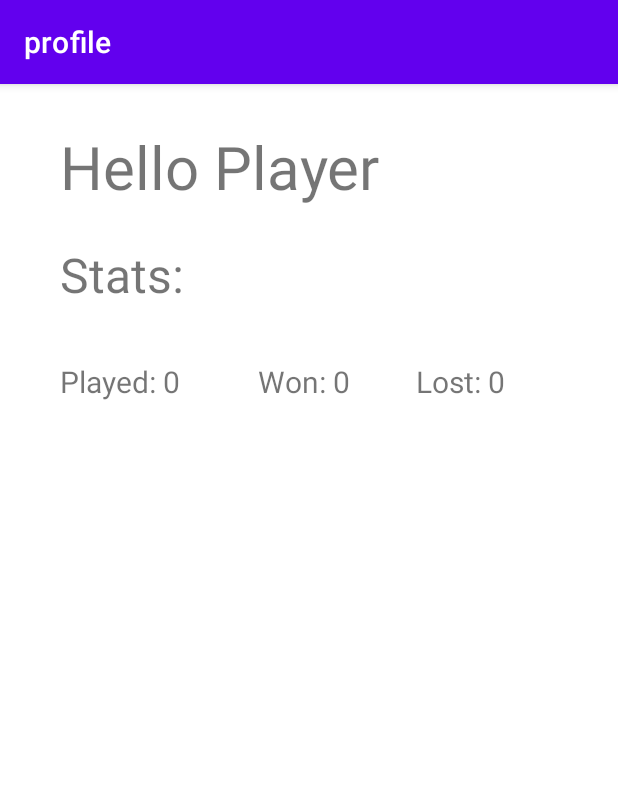
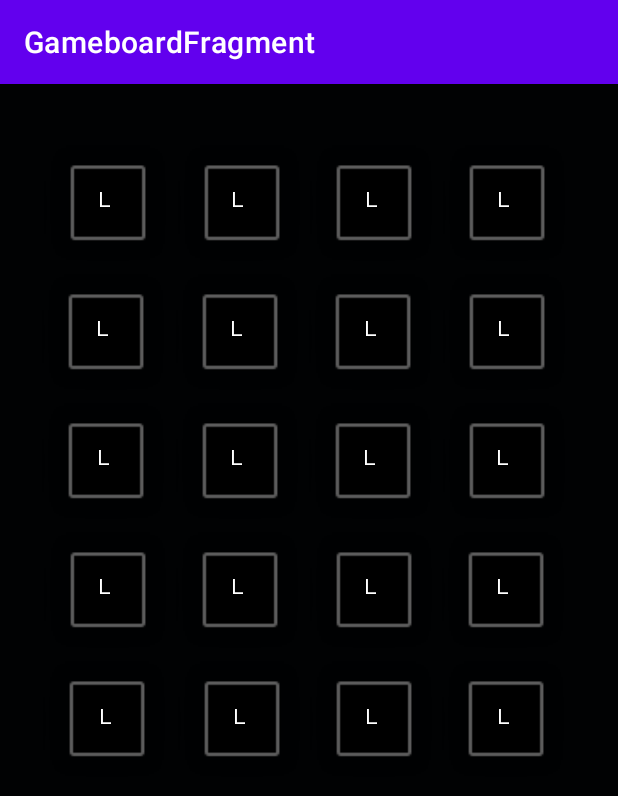
Before and after one commit to CSUF-CPSC411A-2022S/project-the-brogrammers, an Android app: the screen it shows after launch (MainActivity), on a phone screen of 412 x 824 dp. Shown: the top 796 px of the screen. Run offline under Robolectric (Android 15) with nearby library versions, the phone set to English and light mode, and no system bars; our stand-ins replace navigation-ui.

Commit message:
Converted Sebastion's gameboard ui into a fragment then added it into the navigation

```diff
--- /dev/null
+++ b/app/src/main/java/com/example/shwordle/GameboardFragment.kt
@@ -0,0 +1,19 @@
+package com.example.shwordle
+
+import android.os.Bundle
+import androidx.fragment.app.Fragment
+import android.view.LayoutInflater
+import android.view.View
+import android.view.ViewGroup
+import com.example.shwordle.databinding.GameboardBinding
+
+
+class GameboardFragment : Fragment() {
+    override fun onCreateView(
+        inflater: LayoutInflater, container: ViewGroup?,
+        savedInstanceState: Bundle?
+    ): View? {
+        val binding = GameboardBinding.inflate(layoutInflater)
+        return binding.root
+    }
+}
--- /dev/null
+++ b/app/src/main/res/layout/gameboard.xml
@@ -0,0 +1,522 @@
+<?xml version="1.0" encoding="utf-8"?>
+<androidx.constraintlayout.widget.ConstraintLayout xmlns:android="http://schemas.android.com/apk/res/android"
+    xmlns:app="http://schemas.android.com/apk/res-auto"
+    xmlns:tools="http://schemas.android.com/tools"
+    android:layout_width="match_parent"
+    android:layout_height="match_parent"
+    android:background="#010203"
+    tools:context=".MainActivity">
+
+    <ImageView
+        android:id="@+id/imageCol1row1"
+        android:layout_width="88dp"
+        android:layout_height="86dp"
+        android:layout_marginEnd="1dp"
+        app:layout_constraintBottom_toBottomOf="parent"
+        app:layout_constraintEnd_toStartOf="@+id/imageCol2row1"
+        app:layout_constraintHorizontal_bias="1.0"
+        app:layout_constraintStart_toStartOf="parent"
+        app:layout_constraintTop_toTopOf="parent"
+        app:layout_constraintVertical_bias="0.06"
+        app:srcCompat="@android:drawable/alert_dark_frame" />
+
+    <ImageView
+        android:id="@+id/imageCol4row1"
+        android:layout_width="88dp"
+        android:layout_height="86dp"
+        app:layout_constraintBottom_toBottomOf="parent"
+        app:layout_constraintEnd_toEndOf="parent"
+        app:layout_constraintHorizontal_bias="0.907"
+        app:layout_constraintStart_toStartOf="parent"
+        app:layout_constraintTop_toTopOf="parent"
+        app:layout_constraintVertical_bias="0.06"
+        app:srcCompat="@android:drawable/alert_dark_frame" />
+
+    <ImageView
+        android:id="@+id/imageCol4row2"
+        android:layout_width="88dp"
+        android:layout_height="86dp"
+        app:layout_constraintBottom_toBottomOf="parent"
+        app:layout_constraintEnd_toEndOf="parent"
+        app:layout_constraintHorizontal_bias="0.907"
+        app:layout_constraintStart_toStartOf="parent"
+        app:layout_constraintTop_toBottomOf="@+id/imageCol4row1"
+        app:layout_constraintVertical_bias="0.0"
+        app:srcCompat="@android:drawable/alert_dark_frame" />
+
+    <ImageView
+        android:id="@+id/imageCol1row2"
+        android:layout_width="88dp"
+        android:layout_height="86dp"
+        android:layout_marginEnd="1dp"
+        app:layout_constraintBottom_toBottomOf="parent"
+        app:layout_constraintEnd_toStartOf="@+id/imageCol2row2"
+        app:layout_constraintHorizontal_bias="1.0"
+        app:layout_constraintStart_toStartOf="parent"
+        app:layout_constraintTop_toBottomOf="@+id/imageCol1row1"
+        app:layout_constraintVertical_bias="0.0"
+        app:srcCompat="@android:drawable/alert_dark_frame" />
+
+    <ImageView
+        android:id="@+id/imageCol3row2"
+        android:layout_width="88dp"
+        android:layout_height="86dp"
+        app:layout_constraintBottom_toBottomOf="parent"
+        app:layout_constraintEnd_toEndOf="parent"
+        app:layout_constraintHorizontal_bias="0.631"
+        app:layout_constraintStart_toStartOf="parent"
+        app:layout_constraintTop_toBottomOf="@+id/imageCol3row1"
+        app:layout_constraintVertical_bias="0.0"
+        app:srcCompat="@android:drawable/alert_dark_frame" />
+
+    <ImageView
+        android:id="@+id/imageCol2row2"
+        android:layout_width="88dp"
+        android:layout_height="86dp"
+        app:layout_constraintBottom_toBottomOf="parent"
+        app:layout_constraintEnd_toEndOf="parent"
+        app:layout_constraintHorizontal_bias="0.359"
+        app:layout_constraintStart_toStartOf="parent"
+        app:layout_constraintTop_toBottomOf="@+id/imageCol2row1"
+        app:layout_constraintVertical_bias="0.0"
+        app:srcCompat="@android:drawable/alert_dark_frame" />
+
+    <ImageView
+        android:id="@+id/imageCol2row1"
+        android:layout_width="88dp"
+        android:layout_height="86dp"
+        app:layout_constraintBottom_toBottomOf="parent"
+        app:layout_constraintEnd_toEndOf="parent"
+        app:layout_constraintHorizontal_bias="0.362"
+        app:layout_constraintStart_toStartOf="parent"
+        app:layout_constraintTop_toTopOf="parent"
+        app:layout_constraintVertical_bias="0.06"
+        app:srcCompat="@android:drawable/alert_dark_frame" />
+
+    <ImageView
+        android:id="@+id/imageCol2row3"
+        android:layout_width="88dp"
+        android:layout_height="86dp"
+        app:layout_constraintBottom_toBottomOf="parent"
+        app:layout_constraintEnd_toEndOf="parent"
+        app:layout_constraintHorizontal_bias="0.359"
+        app:layout_constraintStart_toStartOf="parent"
+        app:layout_constraintTop_toBottomOf="@+id/imageCol2row2"
+        app:layout_constraintVertical_bias="0.0"
+        app:srcCompat="@android:drawable/alert_dark_frame" />
+
+    <ImageView
+        android:id="@+id/imageCol1row5"
+        android:layout_width="88dp"
+        android:layout_height="86dp"
+        app:layout_constraintBottom_toBottomOf="parent"
+        app:layout_constraintEnd_toStartOf="@+id/imageCol2row5"
+        app:layout_constraintHorizontal_bias="0.931"
+        app:layout_constraintStart_toStartOf="parent"
+        app:layout_constraintTop_toBottomOf="@+id/imageCol1row4"
+        app:layout_constraintVertical_bias="0.0"
+        app:srcCompat="@android:drawable/alert_dark_frame" />
+
+    <ImageView
+        android:id="@+id/imageCol4row5"
+        android:layout_width="88dp"
+        android:layout_height="86dp"
+        app:layout_constraintBottom_toBottomOf="parent"
+        app:layout_constraintEnd_toEndOf="parent"
+        app:layout_constraintHorizontal_bias="0.0"
+        app:layout_constraintStart_toEndOf="@+id/imageCol3row5"
+        app:layout_constraintTop_toBottomOf="@+id/imageCol4row4"
+        app:layout_constraintVertical_bias="0.0"
+        app:srcCompat="@android:drawable/alert_dark_frame" />
+
+    <ImageView
+        android:id="@+id/imageCol3row5"
+        android:layout_width="88dp"
+        android:layout_height="86dp"
+        app:layout_constraintBottom_toBottomOf="parent"
+        app:layout_constraintEnd_toEndOf="parent"
+        app:layout_constraintHorizontal_bias="0.634"
+        app:layout_constraintStart_toStartOf="parent"
+        app:layout_constraintTop_toBottomOf="@+id/imageCol3row4"
+        app:layout_constraintVertical_bias="0.0"
+        app:srcCompat="@android:drawable/alert_dark_frame" />
+
+    <ImageView
+        android:id="@+id/imageCol2row5"
+        android:layout_width="88dp"
+        android:layout_height="86dp"
+        app:layout_constraintBottom_toBottomOf="parent"
+        app:layout_constraintEnd_toEndOf="parent"
+        app:layout_constraintHorizontal_bias="0.362"
+        app:layout_constraintStart_toStartOf="parent"
+        app:layout_constraintTop_toBottomOf="@+id/imageCol2row4"
+        app:layout_constraintVertical_bias="0.0"
+        app:srcCompat="@android:drawable/alert_dark_frame" />
+
+    <ImageView
+        android:id="@+id/imageCol3row4"
+        android:layout_width="88dp"
+        android:layout_height="86dp"
+        app:layout_constraintBottom_toBottomOf="parent"
+        app:layout_constraintEnd_toEndOf="parent"
+        app:layout_constraintHorizontal_bias="0.634"
+        app:layout_constraintStart_toStartOf="parent"
+        app:layout_constraintTop_toBottomOf="@+id/imageCol3row3"
+        app:layout_constraintVertical_bias="0.0"
+        app:srcCompat="@android:drawable/alert_dark_frame" />
+
+    <ImageView
+        android:id="@+id/imageCol1row4"
+        android:layout_width="88dp"
+        android:layout_height="86dp"
+        app:layout_constraintBottom_toBottomOf="parent"
+        app:layout_constraintEnd_toStartOf="@+id/imageCol2row4"
+        app:layout_constraintHorizontal_bias="1.0"
+        app:layout_constraintStart_toStartOf="parent"
+        app:layout_constraintTop_toBottomOf="@+id/imageCol1row3"
+        app:layout_constraintVertical_bias="0.0"
+        app:srcCompat="@android:drawable/alert_dark_frame" />
+
+    <ImageView
+        android:id="@+id/imageCol3row3"
+        android:layout_width="88dp"
+        android:layout_height="86dp"
+        app:layout_constraintBottom_toBottomOf="parent"
+        app:layout_constraintEnd_toEndOf="parent"
+        app:layout_constraintHorizontal_bias="0.631"
+        app:layout_constraintStart_toStartOf="parent"
+        app:layout_constraintTop_toBottomOf="@+id/imageCol3row2"
+        app:layout_constraintVertical_bias="0.0"
+        app:srcCompat="@android:drawable/alert_dark_frame" />
+
+    <ImageView
+        android:id="@+id/imageCol2row4"
+        android:layout_width="88dp"
+        android:layout_height="86dp"
+        app:layout_constraintBottom_toBottomOf="parent"
+        app:layout_constraintEnd_toEndOf="parent"
+        app:layout_constraintHorizontal_bias="0.359"
+        app:layout_constraintStart_toStartOf="parent"
+        app:layout_constraintTop_toBottomOf="@+id/imageCol2row3"
+        app:layout_constraintVertical_bias="0.0"
+        app:srcCompat="@android:drawable/alert_dark_frame" />
+
+    <ImageView
+        android:id="@+id/imageCol4row4"
+        android:layout_width="88dp"
+        android:layout_height="86dp"
+        app:layout_constraintBottom_toBottomOf="parent"
+        app:layout_constraintEnd_toEndOf="parent"
+        app:layout_constraintHorizontal_bias="0.0"
+        app:layout_constraintStart_toEndOf="@+id/imageCol3row4"
+        app:layout_constraintTop_toBottomOf="@+id/imageCol4row3"
+        app:layout_constraintVertical_bias="0.0"
+        app:srcCompat="@android:drawable/alert_dark_frame" />
+
+    <ImageView
+        android:id="@+id/imageCol4row3"
+        android:layout_width="88dp"
+        android:layout_height="86dp"
+        android:layout_marginStart="1dp"
+        app:layout_constraintBottom_toBottomOf="parent"
+        app:layout_constraintEnd_toEndOf="parent"
+        app:layout_constraintHorizontal_bias="0.0"
+        app:layout_constraintStart_toEndOf="@+id/imageCol3row3"
+        app:layout_constraintTop_toBottomOf="@+id/imageCol4row2"
+        app:layout_constraintVertical_bias="0.0"
+        app:srcCompat="@android:drawable/alert_dark_frame" />
+
+    <ImageView
+        android:id="@+id/imageCol1row3"
+        android:layout_width="88dp"
+        android:layout_height="86dp"
+        android:layout_marginEnd="1dp"
+        app:layout_constraintBottom_toBottomOf="parent"
+        app:layout_constraintEnd_toStartOf="@+id/imageCol2row3"
+        app:layout_constraintHorizontal_bias="1.0"
+        app:layout_constraintStart_toStartOf="parent"
+        app:layout_constraintTop_toBottomOf="@+id/imageCol1row2"
+        app:layout_constraintVertical_bias="0.0"
+        app:srcCompat="@android:drawable/alert_dark_frame" />
+
+    <ImageView
+        android:id="@+id/imageCol3row1"
+        android:layout_width="88dp"
+        android:layout_height="86dp"
+        app:layout_constraintBottom_toBottomOf="parent"
+        app:layout_constraintEnd_toEndOf="parent"
+        app:layout_constraintHorizontal_bias="0.634"
+        app:layout_constraintStart_toStartOf="parent"
+        app:layout_constraintTop_toTopOf="parent"
+        app:layout_constraintVertical_bias="0.06"
+        app:srcCompat="@android:drawable/alert_dark_frame" />
+
+    <TextView
+        android:id="@+id/textcol4row4"
+        android:layout_width="29dp"
+        android:layout_height="34dp"
+        android:layout_marginStart="16dp"
+        android:fontFamily="monospace"
+        android:text="L"
+        android:textColor="@color/white"
+        app:layout_constraintBottom_toBottomOf="@+id/imageCol4row5"
+        app:layout_constraintEnd_toEndOf="@+id/imageCol4row5"
+        app:layout_constraintHorizontal_bias="0.511"
+        app:layout_constraintStart_toEndOf="@+id/imageCol3row5"
+        app:layout_constraintTop_toTopOf="@+id/imageCol4row5"
+        app:layout_constraintVertical_bias="0.519" />
+
+    <TextView
+        android:id="@+id/textcol2row4"
+        android:layout_width="29dp"
+        android:layout_height="34dp"
+        android:layout_marginStart="16dp"
+        android:fontFamily="monospace"
+        android:text="L"
+        android:textColor="@color/white"
+        app:layout_constraintBottom_toBottomOf="@+id/imageCol2row5"
+        app:layout_constraintEnd_toEndOf="@+id/imageCol2row5"
+        app:layout_constraintHorizontal_bias="0.511"
+        app:layout_constraintStart_toStartOf="@+id/imageCol2row5"
+        app:layout_constraintTop_toTopOf="@+id/imageCol2row5"
+        app:layout_constraintVertical_bias="0.519" />
+
+    <TextView
+        android:id="@+id/textcol1row4"
+        android:layout_width="29dp"
+        android:layout_height="34dp"
+        android:layout_marginStart="16dp"
+        android:fontFamily="monospace"
+        android:text="L"
+        android:textColor="@color/white"
+        app:layout_constraintBottom_toBottomOf="@+id/imageCol1row5"
+        app:layout_constraintEnd_toStartOf="@+id/imageCol2row5"
+        app:layout_constraintHorizontal_bias="0.511"
+        app:layout_constraintStart_toStartOf="@+id/imageCol1row5"
+        app:layout_constraintTop_toBottomOf="@+id/imageCol1row4"
+        app:layout_constraintVertical_bias="0.519" />
+
+    <TextView
+        android:id="@+id/textcol3row4"
+        android:layout_width="29dp"
+        android:layout_height="34dp"
+        android:layout_marginStart="16dp"
+        android:fontFamily="monospace"
+        android:text="L"
+        android:textColor="@color/white"
+        app:layout_constraintBottom_toBottomOf="@+id/imageCol3row5"
+        app:layout_constraintEnd_toEndOf="@+id/imageCol3row5"
+        app:layout_constraintHorizontal_bias="0.511"
+        app:layout_constraintStart_toEndOf="@+id/imageCol2row5"
+        app:layout_constraintTop_toTopOf="@+id/imageCol3row5"
+        app:layout_constraintVertical_bias="0.519" />
+
+    <TextView
+        android:id="@+id/textcol1row3"
+        android:layout_width="29dp"
+        android:layout_height="34dp"
+        android:layout_marginStart="16dp"
+        android:fontFamily="monospace"
+        android:text="L"
+        android:textColor="@color/white"
+        app:layout_constraintBottom_toBottomOf="@+id/imageCol1row4"
+        app:layout_constraintEnd_toEndOf="@+id/imageCol1row4"
+        app:layout_constraintStart_toStartOf="@+id/imageCol1row4"
+        app:layout_constraintTop_toTopOf="@+id/imageCol1row4" />
+
+    <TextView
+        android:id="@+id/textcol4row3"
+        android:layout_width="29dp"
+        android:layout_height="34dp"
+        android:layout_marginStart="16dp"
+        android:fontFamily="monospace"
+        android:text="L"
+        android:textColor="@color/white"
+        app:layout_constraintBottom_toTopOf="@+id/imageCol4row5"
+        app:layout_constraintEnd_toEndOf="@+id/imageCol4row4"
+        app:layout_constraintStart_toEndOf="@+id/imageCol3row4"
+        app:layout_constraintTop_toTopOf="@+id/imageCol4row4" />
+
+    <TextView
+        android:id="@+id/textcol1row2"
+        android:layout_width="29dp"
+        android:layout_height="34dp"
+        android:layout_marginStart="16dp"
+        android:fontFamily="monospace"
+        android:text="L"
+        android:textColor="@color/white"
+        app:layout_constraintBottom_toTopOf="@+id/imageCol1row4"
+        app:layout_constraintEnd_toStartOf="@+id/imageCol2row3"
+        app:layout_constraintStart_toStartOf="@+id/imageCol1row3"
+        app:layout_constraintTop_toBottomOf="@+id/imageCol1row2" />
+
+    <TextView
+        android:id="@+id/textcol2row3"
+        android:layout_width="29dp"
+        android:layout_height="34dp"
+        android:layout_marginStart="16dp"
+        android:fontFamily="monospace"
+        android:text="L"
+        android:textColor="@color/white"
+        app:layout_constraintBottom_toTopOf="@+id/imageCol2row5"
+        app:layout_constraintEnd_toStartOf="@+id/imageCol3row4"
+        app:layout_constraintStart_toEndOf="@+id/imageCol1row4"
+        app:layout_constraintTop_toBottomOf="@+id/imageCol2row3" />
+
+    <TextView
+        android:id="@+id/textcol3row2"
+        android:layout_width="29dp"
+        android:layout_height="34dp"
+        android:layout_marginStart="16dp"
+        android:fontFamily="monospace"
+        android:text="L"
+        android:textColor="@color/white"
+        app:layout_constraintBottom_toTopOf="@+id/imageCol3row4"
+        app:layout_constraintEnd_toEndOf="@+id/imageCol3row3"
+        app:layout_constraintStart_toEndOf="@+id/imageCol2row3"
+        app:layout_constraintTop_toBottomOf="@+id/imageCol3row2" />
+
+    <TextView
+        android:id="@+id/textcol2row2"
+        android:layout_width="29dp"
+        android:layout_height="34dp"
+        android:layout_marginStart="16dp"
+        android:fontFamily="monospace"
+        android:text="L"
+        android:textColor="@color/white"
+        app:layout_constraintBottom_toBottomOf="@+id/imageCol2row3"
+        app:layout_constraintEnd_toEndOf="@+id/imageCol2row3"
+        app:layout_constraintStart_toStartOf="@+id/imageCol2row3"
+        app:layout_constraintTop_toBottomOf="@+id/imageCol2row2" />
+
+    <TextView
+        android:id="@+id/textcol4row2"
+        android:layout_width="29dp"
+        android:layout_height="34dp"
+        android:layout_marginStart="16dp"
+        android:fontFamily="monospace"
+        android:text="L"
+        android:textColor="@color/white"
+        app:layout_constraintBottom_toTopOf="@+id/imageCol4row4"
+        app:layout_constraintEnd_toEndOf="@+id/imageCol4row3"
+        app:layout_constraintStart_toEndOf="@+id/imageCol3row3"
+        app:layout_constraintTop_toBottomOf="@+id/imageCol4row2" />
+
+    <TextView
+        android:id="@+id/textcol3row3"
+        android:layout_width="29dp"
+        android:layout_height="34dp"
+        android:layout_marginStart="16dp"
+        android:fontFamily="monospace"
+        android:text="L"
+        android:textColor="@color/white"
+        app:layout_constraintBottom_toTopOf="@+id/imageCol3row5"
+        app:layout_constraintEnd_toEndOf="@+id/imageCol3row4"
+        app:layout_constraintStart_toStartOf="@+id/imageCol3row4"
+        app:layout_constraintTop_toTopOf="@+id/imageCol3row4" />
+
+    <TextView
+        android:id="@+id/textcol1row1"
+        android:layout_width="29dp"
+        android:layout_height="34dp"
+        android:layout_marginStart="16dp"
+        android:fontFamily="monospace"
+        android:text="L"
+        android:textColor="@color/white"
+        app:layout_constraintBottom_toBottomOf="@+id/imageCol1row1"
+        app:layout_constraintEnd_toEndOf="@+id/imageCol1row1"
+        app:layout_constraintStart_toStartOf="@+id/imageCol1row1"
+        app:layout_constraintTop_toTopOf="@+id/imageCol1row1" />
+
+    <TextView
+        android:id="@+id/textcol3row"
+        android:layout_width="29dp"
+        android:layout_height="34dp"
+        android:layout_marginStart="16dp"
+        android:fontFamily="monospace"
+        android:text="L"
+        android:textColor="@color/white"
+        app:layout_constraintBottom_toBottomOf="@+id/imageCol3row2"
+        app:layout_constraintEnd_toStartOf="@+id/imageCol4row2"
+        app:layout_constraintStart_toStartOf="@+id/imageCol3row2"
+        app:layout_constraintTop_toTopOf="@+id/imageCol3row2" />
+
+    <TextView
+        android:id="@+id/textcol3row1"
+        android:layout_width="29dp"
+        android:layout_height="34dp"
+        android:layout_marginStart="16dp"
+        android:fontFamily="monospace"
+        android:text="L"
+        android:textColor="@color/white"
+        app:layout_constraintBottom_toTopOf="@+id/imageCol3row2"
+        app:layout_constraintEnd_toStartOf="@+id/imageCol4row1"
+        app:layout_constraintStart_toEndOf="@+id/imageCol2row1"
+        app:layout_constraintTop_toTopOf="@+id/imageCol3row1" />
+
+    <TextView
+        android:id="@+id/textcol2row1"
+        android:layout_width="29dp"
+        android:layout_height="34dp"
+        android:layout_marginStart="16dp"
+        android:fontFamily="monospace"
+        android:text="L"
+        android:textColor="@color/white"
+        app:layout_constraintBottom_toTopOf="@+id/imageCol2row2"
+        app:layout_constraintEnd_toEndOf="@+id/imageCol2row1"
+        app:layout_constraintStart_toEndOf="@+id/imageCol1row1"
+        app:layout_constraintTop_toTopOf="@+id/imageCol2row1" />
+
+    <TextView
+        android:id="@+id/textcol4row1"
+        android:layout_width="29dp"
+        android:layout_height="34dp"
+        android:layout_marginStart="16dp"
+        android:fontFamily="monospace"
+        android:text="L"
+        android:textColor="@color/white"
+        app:layout_constraintBottom_toBottomOf="@+id/imageCol4row1"
+        app:layout_constraintEnd_toEndOf="@+id/imageCol4row1"
+        app:layout_constraintStart_toStartOf="@+id/imageCol4row1"
+        app:layout_constraintTop_toTopOf="@+id/imageCol4row1" />
+
+    <TextView
+        android:id="@+id/textcol2row"
+        android:layout_width="29dp"
+        android:layout_height="34dp"
+        android:layout_marginStart="16dp"
+        android:fontFamily="monospace"
+        android:text="L"
+        android:textColor="@color/white"
+        app:layout_constraintBottom_toBottomOf="@+id/imageCol2row2"
+        app:layout_constraintEnd_toStartOf="@+id/imageCol3row2"
+        app:layout_constraintStart_toEndOf="@+id/imageCol1row2"
+        app:layout_constraintTop_toTopOf="@+id/imageCol2row2" />
+
+    <TextView
+        android:id="@+id/textcol4row"
+        android:layout_width="29dp"
+        android:layout_height="34dp"
+        android:layout_marginStart="16dp"
+        android:fontFamily="monospace"
+        android:text="L"
+        android:textColor="@color/white"
+        app:layout_constraintBottom_toBottomOf="@+id/imageCol4row2"
+        app:layout_constraintEnd_toEndOf="@+id/imageCol4row2"
+        app:layout_constraintStart_toStartOf="@+id/imageCol4row2"
+        app:layout_constraintTop_toBottomOf="@+id/imageCol4row1" />
+
+    <TextView
+        android:id="@+id/textcol1row"
+        android:layout_width="29dp"
+        android:layout_height="34dp"
+        android:layout_marginStart="16dp"
+        android:fontFamily="monospace"
+        android:text="L"
+        android:textColor="@color/white"
+        app:layout_constraintBottom_toBottomOf="@+id/imageCol1row2"
+        app:layout_constraintEnd_toEndOf="@+id/imageCol1row2"
+        app:layout_constraintStart_toStartOf="@+id/imageCol1row2"
+        app:layout_constraintTop_toBottomOf="@+id/imageCol1row1" />
+
+</androidx.constraintlayout.widget.ConstraintLayout>
--- a/app/src/main/res/navigation/navigation.xml
+++ b/app/src/main/res/navigation/navigation.xml
@@ -3,9 +3,17 @@
     xmlns:app="http://schemas.android.com/apk/res-auto"
     xmlns:tools="http://schemas.android.com/tools"
     android:id="@+id/navigation"
-    app:startDestination="@id/profile">
+    app:startDestination="@id/gameboardFragment2">
     <fragment
-        android:id="@+id/profile"
+        android:id="@+id/gameboardFragment2"
+        android:name="com.example.shwordle.GameboardFragment"
+        android:label="GameboardFragment" >
+        <action
+            android:id="@+id/action_gameboardFragment2_to_profileFragment"
+            app:destination="@id/profileFragment" />
+    </fragment>
+    <fragment
+        android:id="@+id/profileFragment"
         android:name="com.example.shwordle.ProfileFragment"
         android:label="profile"
         tools:layout="@layout/profile" />
```
